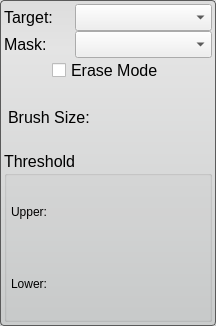
First picture: the form in src/Interface/ToolInterface/PaintToolInterface.ui, repository SCIInstitute/Seg3D, before the edit.
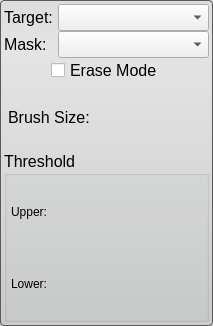
Second picture: the form after the edit.

Commit message: ui updates, all tools/filters ui's fixed

The edit to the form file:
```diff
--- a/src/Interface/ToolInterface/PaintToolInterface.ui
+++ b/src/Interface/ToolInterface/PaintToolInterface.ui
@@ -51,9 +51,9 @@
     <number>4</number>
    </property>
    <item>
-    <layout class="QHBoxLayout" name="activeHLayout" stretch="1,2">
+    <layout class="QHBoxLayout" name="activeHLayout" stretch="1,3">
      <property name="spacing">
-      <number>3</number>
+      <number>4</number>
      </property>
      <item>
       <widget class="QLabel" name="activeLabel">
@@ -84,9 +84,9 @@
     </layout>
    </item>
    <item>
-    <layout class="QHBoxLayout" name="maskHLayout" stretch="1,2">
+    <layout class="QHBoxLayout" name="maskHLayout" stretch="1,3">
      <property name="spacing">
-      <number>3</number>
+      <number>4</number>
      </property>
      <item>
       <widget class="QLabel" name="maskLabel">
@@ -174,22 +174,6 @@
        </property>
       </widget>
      </item>
-     <item>
-      <spacer name="brushHSpacer">
-       <property name="orientation">
-        <enum>Qt::Horizontal</enum>
-       </property>
-       <property name="sizeType">
-        <enum>QSizePolicy::MinimumExpanding</enum>
-       </property>
-       <property name="sizeHint" stdset="0">
-        <size>
-         <width>118</width>
-         <height>20</height>
-        </size>
-       </property>
-      </spacer>
-     </item>
     </layout>
    </item>
    <item>
@@ -259,19 +243,6 @@
           </property>
          </widget>
         </item>
-        <item>
-         <spacer name="upperHSpacer">
-          <property name="orientation">
-           <enum>Qt::Horizontal</enum>
-          </property>
-          <property name="sizeHint" stdset="0">
-           <size>
-            <width>40</width>
-            <height>20</height>
-           </size>
-          </property>
-         </spacer>
-        </item>
        </layout>
       </item>
       <item>
@@ -305,19 +276,6 @@
           </property>
          </widget>
         </item>
-        <item>
-         <spacer name="lowerHSpacer">
-          <property name="orientation">
-           <enum>Qt::Horizontal</enum>
-          </property>
-          <property name="sizeHint" stdset="0">
-           <size>
-            <width>40</width>
-            <height>20</height>
-           </size>
-          </property>
-         </spacer>
-        </item>
        </layout>
       </item>
       <item>
```
The commit also changes 19 other files.
